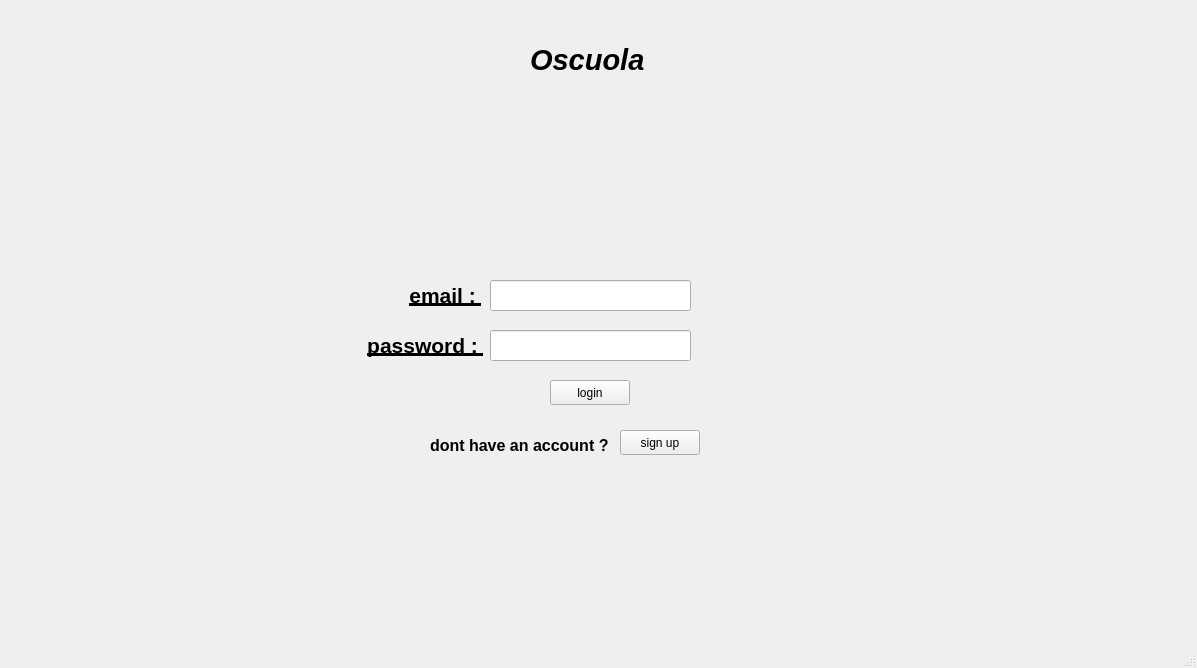
The window that Oscuola/mainwindow.ui (mohamed-adhd/Oscuola) describes before a commit, drawn with Qt 5.
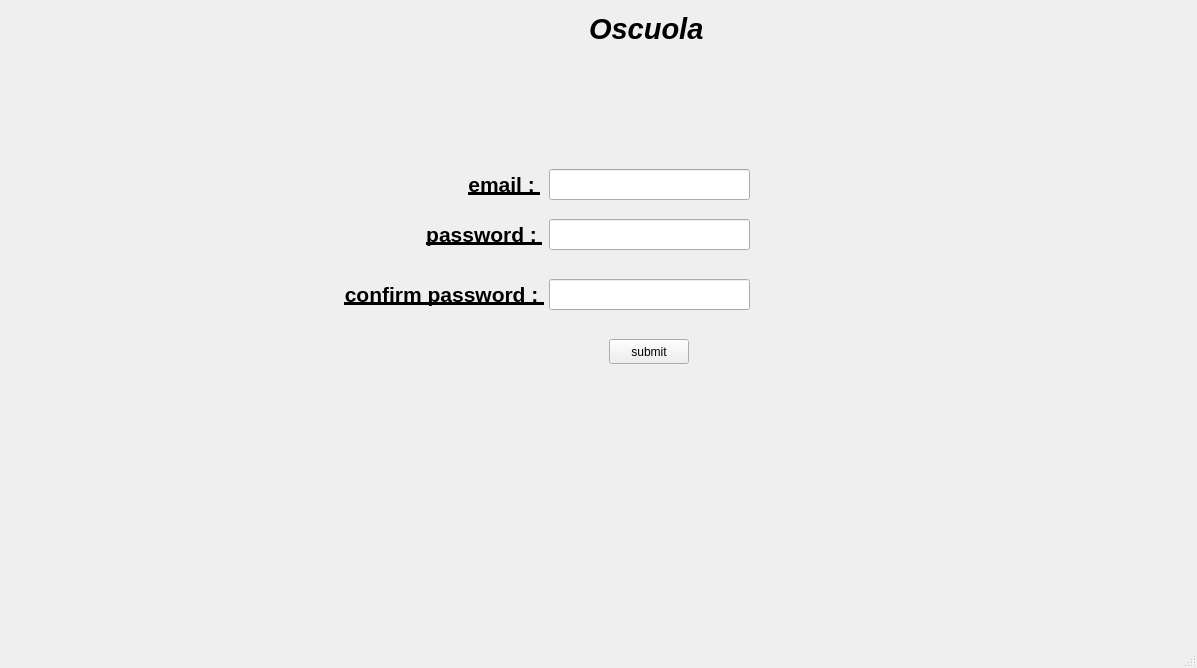
The same window after the commit. The open tabs and pages were chosen to show the change.

Commit message: register and main window intiated , moving on to login and regsiter backend and deployign the database (python)

```diff
--- a/Oscuola/mainwindow.ui
+++ b/Oscuola/mainwindow.ui
@@ -14,13 +14,23 @@
    <string>MainWindow</string>
   </property>
   <widget class="QWidget" name="centralwidget">
-   <widget class="QLabel" name="label">
+   <widget class="QStackedWidget" name="stackedWidget">
     <property name="geometry">
      <rect>
-      <x>530</x>
-      <y>30</y>
-      <width>131</width>
-      <height>61</height>
+      <x>-1</x>
+      <y>-1</y>
+      <width>1191</width>
+      <height>641</height>
+     </rect>
+    </property>
+    <widget class="QWidget" name="login">
+     <widget class="QLabel" name="label_4">
+      <property name="geometry">
+       <rect>
+        <x>470</x>
+        <y>400</y>
+        <width>181</width>
+        <height>31</height>
      </rect>
     </property>
     <property name="text">
@@ -30,41 +40,18 @@
    <widget class="QLineEdit" name="lineEdit">
     <property name="geometry">
      <rect>
-      <x>490</x>
-      <y>280</y>
+        <x>530</x>
+        <y>250</y>
       <width>201</width>
       <height>31</height>
      </rect>
     </property>
    </widget>
-   <widget class="QLineEdit" name="lineEdit_2">
-    <property name="geometry">
-     <rect>
-      <x>490</x>
-      <y>330</y>
-      <width>201</width>
-      <height>31</height>
-     </rect>
-    </property>
-   </widget>
-   <widget class="QLabel" name="label_2">
-    <property name="geometry">
-     <rect>
-      <x>400</x>
-      <y>280</y>
-      <width>91</width>
-      <height>31</height>
-     </rect>
-    </property>
-    <property name="text">
-     <string>&lt;html&gt;&lt;head/&gt;&lt;body&gt;&lt;p align=&quot;center&quot;&gt;&lt;span style=&quot; font-size:16pt; font-weight:700; text-decoration: underline;&quot;&gt;email : &lt;/span&gt;&lt;/p&gt;&lt;/body&gt;&lt;/html&gt;</string>
-    </property>
-   </widget>
    <widget class="QLabel" name="label_3">
     <property name="geometry">
      <rect>
-      <x>360</x>
-      <y>330</y>
+        <x>400</x>
+        <y>300</y>
       <width>131</width>
       <height>31</height>
      </rect>
@@ -73,11 +60,37 @@
      <string>&lt;html&gt;&lt;head/&gt;&lt;body&gt;&lt;p align=&quot;center&quot;&gt;&lt;span style=&quot; font-size:16pt; font-weight:700; text-decoration: underline;&quot;&gt;password : &lt;/span&gt;&lt;/p&gt;&lt;/body&gt;&lt;/html&gt;</string>
     </property>
    </widget>
+     <widget class="QLabel" name="label_2">
+      <property name="geometry">
+       <rect>
+        <x>440</x>
+        <y>250</y>
+        <width>91</width>
+        <height>31</height>
+       </rect>
+      </property>
+      <property name="text">
+       <string>&lt;html&gt;&lt;head/&gt;&lt;body&gt;&lt;p align=&quot;center&quot;&gt;&lt;span style=&quot; font-size:16pt; font-weight:700; text-decoration: underline;&quot;&gt;email : &lt;/span&gt;&lt;/p&gt;&lt;/body&gt;&lt;/html&gt;</string>
+      </property>
+     </widget>
+     <widget class="QLabel" name="label">
+      <property name="geometry">
+       <rect>
+        <x>570</x>
+        <y>0</y>
+        <width>131</width>
+        <height>61</height>
+       </rect>
+      </property>
+      <property name="text">
+       <string>&lt;html&gt;&lt;head/&gt;&lt;body&gt;&lt;p&gt;&lt;span style=&quot; font-size:22pt; font-weight:700; font-style:italic;&quot;&gt;Oscuola&lt;/span&gt;&lt;/p&gt;&lt;/body&gt;&lt;/html&gt;</string>
+      </property>
+     </widget>
    <widget class="QPushButton" name="pushButton">
     <property name="geometry">
      <rect>
-      <x>550</x>
-      <y>380</y>
+        <x>590</x>
+        <y>350</y>
       <width>80</width>
       <height>25</height>
      </rect>
@@ -86,11 +99,21 @@
      <string>login</string>
     </property>
    </widget>
+     <widget class="QLineEdit" name="lineEdit_2">
+      <property name="geometry">
+       <rect>
+        <x>530</x>
+        <y>300</y>
+        <width>201</width>
+        <height>31</height>
+       </rect>
+      </property>
+     </widget>
    <widget class="QPushButton" name="pushButton_2">
     <property name="geometry">
      <rect>
-      <x>620</x>
-      <y>430</y>
+        <x>660</x>
+        <y>400</y>
       <width>80</width>
       <height>25</height>
      </rect>
@@ -99,18 +122,119 @@
      <string>sign up</string>
     </property>
    </widget>
-   <widget class="QLabel" name="label_4">
+    </widget>
+    <widget class="QWidget" name="register_2">
+     <widget class="QLineEdit" name="lineEdit_3">
     <property name="geometry">
      <rect>
-      <x>430</x>
-      <y>430</y>
-      <width>181</width>
+        <x>550</x>
+        <y>170</y>
+        <width>201</width>
       <height>31</height>
      </rect>
     </property>
+     </widget>
+     <widget class="QLabel" name="label_6">
+      <property name="geometry">
+       <rect>
+        <x>420</x>
+        <y>220</y>
+        <width>131</width>
+        <height>31</height>
+       </rect>
+      </property>
     <property name="text">
-     <string>&lt;html&gt;&lt;head/&gt;&lt;body&gt;&lt;p&gt;&lt;span style=&quot; font-size:12pt; font-weight:700;&quot;&gt;dont have an account ?&lt;/span&gt;&lt;/p&gt;&lt;/body&gt;&lt;/html&gt;</string>
-    </property>
+       <string>&lt;html&gt;&lt;head/&gt;&lt;body&gt;&lt;p align=&quot;center&quot;&gt;&lt;span style=&quot; font-size:16pt; font-weight:700; text-decoration: underline;&quot;&gt;password : &lt;/span&gt;&lt;/p&gt;&lt;/body&gt;&lt;/html&gt;</string>
+      </property>
+     </widget>
+     <widget class="QLabel" name="label_7">
+      <property name="geometry">
+       <rect>
+        <x>460</x>
+        <y>170</y>
+        <width>91</width>
+        <height>31</height>
+       </rect>
+      </property>
+      <property name="text">
+       <string>&lt;html&gt;&lt;head/&gt;&lt;body&gt;&lt;p align=&quot;center&quot;&gt;&lt;span style=&quot; font-size:16pt; font-weight:700; text-decoration: underline;&quot;&gt;email : &lt;/span&gt;&lt;/p&gt;&lt;/body&gt;&lt;/html&gt;</string>
+      </property>
+     </widget>
+     <widget class="QLabel" name="label_8">
+      <property name="geometry">
+       <rect>
+        <x>590</x>
+        <y>0</y>
+        <width>131</width>
+        <height>61</height>
+       </rect>
+      </property>
+      <property name="text">
+       <string>&lt;html&gt;&lt;head/&gt;&lt;body&gt;&lt;p&gt;&lt;span style=&quot; font-size:22pt; font-weight:700; font-style:italic;&quot;&gt;Oscuola&lt;/span&gt;&lt;/p&gt;&lt;/body&gt;&lt;/html&gt;</string>
+      </property>
+     </widget>
+     <widget class="QPushButton" name="pushButton_3">
+      <property name="geometry">
+       <rect>
+        <x>610</x>
+        <y>340</y>
+        <width>80</width>
+        <height>25</height>
+       </rect>
+      </property>
+      <property name="text">
+       <string>submit</string>
+      </property>
+     </widget>
+     <widget class="QLineEdit" name="lineEdit_4">
+      <property name="geometry">
+       <rect>
+        <x>550</x>
+        <y>220</y>
+        <width>201</width>
+        <height>31</height>
+       </rect>
+      </property>
+     </widget>
+     <widget class="QLineEdit" name="lineEdit_5">
+      <property name="geometry">
+       <rect>
+        <x>550</x>
+        <y>280</y>
+        <width>201</width>
+        <height>31</height>
+       </rect>
+      </property>
+     </widget>
+     <widget class="QLabel" name="label_9">
+      <property name="geometry">
+       <rect>
+        <x>340</x>
+        <y>280</y>
+        <width>211</width>
+        <height>31</height>
+       </rect>
+      </property>
+      <property name="text">
+       <string>&lt;html&gt;&lt;head/&gt;&lt;body&gt;&lt;p align=&quot;center&quot;&gt;&lt;span style=&quot; font-size:16pt; font-weight:700; text-decoration: underline;&quot;&gt;confirm password : &lt;/span&gt;&lt;/p&gt;&lt;/body&gt;&lt;/html&gt;</string>
+      </property>
+     </widget>
+    </widget>
+    <widget class="QWidget" name="main_menu">
+     <widget class="QLabel" name="label_5">
+      <property name="geometry">
+       <rect>
+        <x>480</x>
+        <y>140</y>
+        <width>141</width>
+        <height>31</height>
+       </rect>
+      </property>
+      <property name="text">
+       <string>main_menu</string>
+      </property>
+     </widget>
+    </widget>
    </widget>
   </widget>
   <widget class="QMenuBar" name="menubar">
```
Left out of the diff: 2 changed lines with no effect on the pictures. Lines whose indentation alone changed are shown as unchanged.
